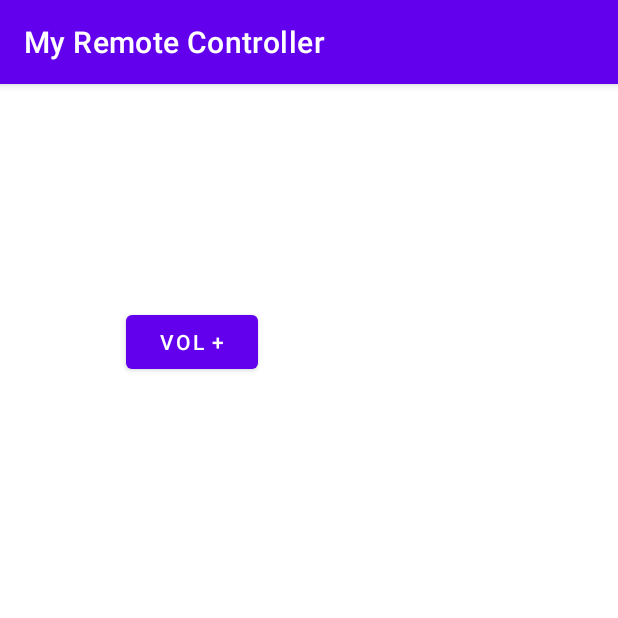
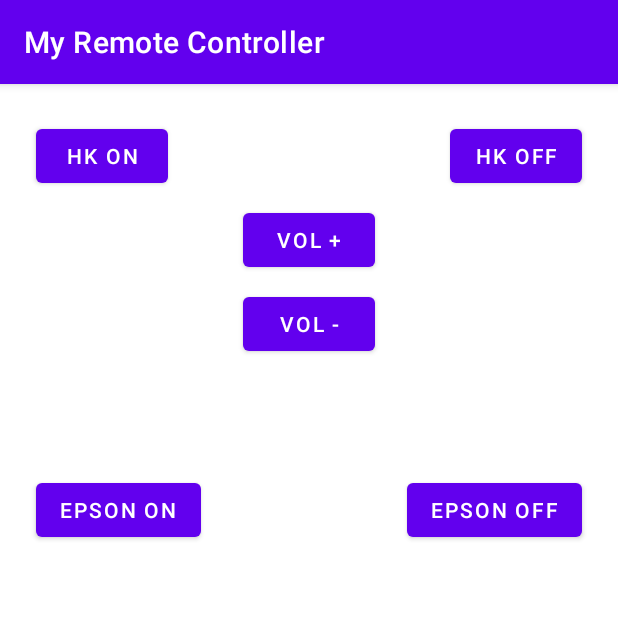
Before and after one commit to iqqmuT/my-remote-controller, an Android app: the screen it shows after launch (MainActivity), on a phone screen of 412 x 824 dp, the top half of it. Run offline under Robolectric (Android 15) with nearby library versions, the phone set to English and light mode, and no system bars.

Commit message:
First version

```diff
--- a/app/src/main/java/fi/codeboy/myremotecontroller/MainActivity.java
+++ b/app/src/main/java/fi/codeboy/myremotecontroller/MainActivity.java
@@ -5,12 +5,24 @@ import androidx.appcompat.app.AppCompatActivity;
 import android.hardware.ConsumerIrManager;
 import android.os.Bundle;
 import android.util.Log;
-import android.view.View;
-import android.widget.Button;
+
+// IR codes
+// https://github.com/iqqmuT/irdb/blob/master/codes/Harman%20Kardon/Stereo%20Receiver/134%2C118.csv
+// https://github.com/probonopd/irdb/blob/master/codes/Epson/Video%20Projector/131%2C85.csv
+//
+// To get the frequency and pattern, use IRScrutinizer tool:
+// https://github.com/bengtmartensson/IrScrutinizer
+// 1) Options > Output Text Format > Raw Without Signs
+// 2) Render > Set the values and "Render"
 
 public class MainActivity extends AppCompatActivity {
-    int FREQUENCY = 38000;
-    int[] IR_VOL_UP = {4512, 4512, 564, 564, 564, 1692, 564, 1692, 564, 564, 564, 564, 564, 564, 564, 564, 564, 1692, 564, 564, 564, 1692, 564, 1692, 564, 564, 564, 1692, 564, 1692, 564, 1692, 564, 564, 564, 564, 564, 564, 564, 1692, 564, 564, 564, 1692, 564, 564, 564, 1692, 564, 564, 564, 1692, 564, 1692, 564, 564, 564, 1692, 564, 564, 564, 1692, 564, 564, 564, 1692, 564, 43992, 4512, 4512, 564, 1692, 564, 95880};
+    int FREQUENCY = 38400;
+    int[] IR_EPSON_POWER_OFF = {9024,4512,564,1692,564,1692,564,564,564,564,564,564,564,564,564,564,564,1692,564,1692,564,564,564,1692,564,564,564,1692,564,564,564,1692,564,564,564,1692,564,564,564,564,564,564,564,1692,564,564,564,564,564,1692,564,564,564,1692,564,1692,564,1692,564,564,564,1692,564,1692,564,564,564,40884};
+    int [] IR_EPSON_POWER_ON = {9024,4512,564,1692,564,1692,564,564,564,564,564,564,564,564,564,564,564,1692,564,1692,564,564,564,1692,564,564,564,1692,564,564,564,1692,564,564,564,564,564,564,564,564,564,564,564,1692,564,564,564,564,564,1692,564,1692,564,1692,564,1692,564,1692,564,564,564,1692,564,1692,564,564,564,40884};
+    int[] IR_HK_POWER_OFF = {9024,4512,564,564,564,1692,564,1692,564,564,564,564,564,564,564,564,564,1692,564,564,564,1692,564,1692,564,564,564,1692,564,1692,564,1692,564,564,564,1692,564,564,564,564,564,564,564,564,564,564,564,1692,564,564,564,564,564,1692,564,1692,564,1692,564,1692,564,1692,564,564,564,1692,564,39756,9024,2256,564,96156};
+    int[] IR_HK_POWER_ON = {9024,4512,564,564,564,1692,564,1692,564,564,564,564,564,564,564,564,564,1692,564,564,564,1692,564,1692,564,564,564,1692,564,1692,564,1692,564,564,564,564,564,564,564,564,564,564,564,564,564,564,564,1692,564,564,564,1692,564,1692,564,1692,564,1692,564,1692,564,1692,564,564,564,1692,564,39756,9024,2256,564,96156};
+    int[] IR_VOL_DOWN = {9024,4512,564,564,564,1692,564,1692,564,564,564,564,564,564,564,564,564,1692,564,564,564,1692,564,1692,564,564,564,1692,564,1692,564,1692,564,564,564,1692,564,1692,564,564,564,564,564,1692,564,564,564,1692,564,564,564,564,564,564,564,1692,564,1692,564,564,564,1692,564,564,564,1692,564,39756,9024,2256,564,96156};
+    int[] IR_VOL_UP = {9024,4512,564,564,564,1692,564,1692,564,564,564,564,564,564,564,564,564,1692,564,564,564,1692,564,1692,564,564,564,1692,564,1692,564,1692,564,564,564,564,564,564,564,1692,564,564,564,1692,564,564,564,1692,564,564,564,1692,564,1692,564,564,564,1692,564,564,564,1692,564,564,564,1692,564,39756,9024,2256,564,96156};
 
     private ConsumerIrManager irManager;
 
@@ -21,13 +33,12 @@ public class MainActivity extends AppCompatActivity {
 
         irManager = (ConsumerIrManager) getSystemService(CONSUMER_IR_SERVICE);
 
-        Button volUp = findViewById(R.id.btn_vol_up);
-        volUp.setOnClickListener(new View.OnClickListener() {
-            @Override
-            public void onClick(View v) {
-                sendIRSignal(FREQUENCY, IR_VOL_UP);
-            }
-        });
+        findViewById(R.id.btn_epson_power_off).setOnClickListener(v -> sendIRSignal(FREQUENCY, IR_EPSON_POWER_OFF));
+        findViewById(R.id.btn_epson_power_on).setOnClickListener(v -> sendIRSignal(FREQUENCY, IR_EPSON_POWER_ON));
+        findViewById(R.id.btn_hk_power_off).setOnClickListener(v -> sendIRSignal(FREQUENCY, IR_HK_POWER_OFF));
+        findViewById(R.id.btn_hk_power_on).setOnClickListener(v -> sendIRSignal(FREQUENCY, IR_HK_POWER_ON));
+        findViewById(R.id.btn_vol_dn).setOnClickListener(v -> sendIRSignal(FREQUENCY, IR_VOL_DOWN));
+        findViewById(R.id.btn_vol_up).setOnClickListener(v -> sendIRSignal(FREQUENCY, IR_VOL_UP));
     }
 
     private void sendIRSignal(int frequency, int[] pattern) {
--- a/app/src/main/res/layout/activity_main.xml
+++ b/app/src/main/res/layout/activity_main.xml
@@ -10,9 +10,57 @@
         android:id="@+id/btn_vol_up"
         android:layout_width="wrap_content"
         android:layout_height="wrap_content"
-        android:layout_marginStart="84dp"
-        android:layout_marginTop="148dp"
+        android:layout_marginTop="80dp"
         android:text="@string/vol_up"
+        app:layout_constraintEnd_toEndOf="parent"
         app:layout_constraintStart_toStartOf="parent"
         app:layout_constraintTop_toTopOf="parent" />
+
+    <Button
+        android:id="@+id/btn_vol_dn"
+        android:layout_width="wrap_content"
+        android:layout_height="wrap_content"
+        android:layout_marginTop="8dp"
+        android:text="@string/vol_dn"
+        app:layout_constraintEnd_toEndOf="parent"
+        app:layout_constraintStart_toStartOf="parent"
+        app:layout_constraintTop_toBottomOf="@+id/btn_vol_up" />
+
+    <Button
+        android:id="@+id/btn_hk_power_on"
+        android:layout_width="wrap_content"
+        android:layout_height="wrap_content"
+        android:layout_marginStart="24dp"
+        android:layout_marginTop="24dp"
+        android:text="@string/hk_power_on"
+        app:layout_constraintStart_toStartOf="parent"
+        app:layout_constraintTop_toTopOf="parent" />
+
+    <Button
+        android:id="@+id/btn_hk_power_off"
+        android:layout_width="wrap_content"
+        android:layout_height="wrap_content"
+        android:layout_marginEnd="24dp"
+        android:text="@string/hk_power_off"
+        app:layout_constraintEnd_toEndOf="parent"
+        app:layout_constraintTop_toTopOf="@+id/btn_hk_power_on" />
+
+    <Button
+        android:id="@+id/btn_epson_power_on"
+        android:layout_width="wrap_content"
+        android:layout_height="wrap_content"
+        android:layout_marginStart="24dp"
+        android:layout_marginTop="188dp"
+        android:text="@string/epson_power_on"
+        app:layout_constraintStart_toStartOf="parent"
+        app:layout_constraintTop_toBottomOf="@+id/btn_hk_power_on" />
+
+    <Button
+        android:id="@+id/btn_epson_power_off"
+        android:layout_width="wrap_content"
+        android:layout_height="wrap_content"
+        android:layout_marginEnd="24dp"
+        android:text="@string/epson_power_off"
+        app:layout_constraintEnd_toEndOf="parent"
+        app:layout_constraintTop_toTopOf="@+id/btn_epson_power_on" />
 </androidx.constraintlayout.widget.ConstraintLayout>
--- a/app/src/main/res/values/strings.xml
+++ b/app/src/main/res/values/strings.xml
@@ -1,4 +1,9 @@
 <resources>
     <string name="app_name">My Remote Controller</string>
+    <string name="epson_power_off">EPSON OFF</string>
+    <string name="epson_power_on">EPSON ON</string>
+    <string name="hk_power_off">HK OFF</string>
+    <string name="hk_power_on">HK ON</string>
     <string name="vol_up">Vol +</string>
+    <string name="vol_dn">Vol -</string>
 </resources>
```
